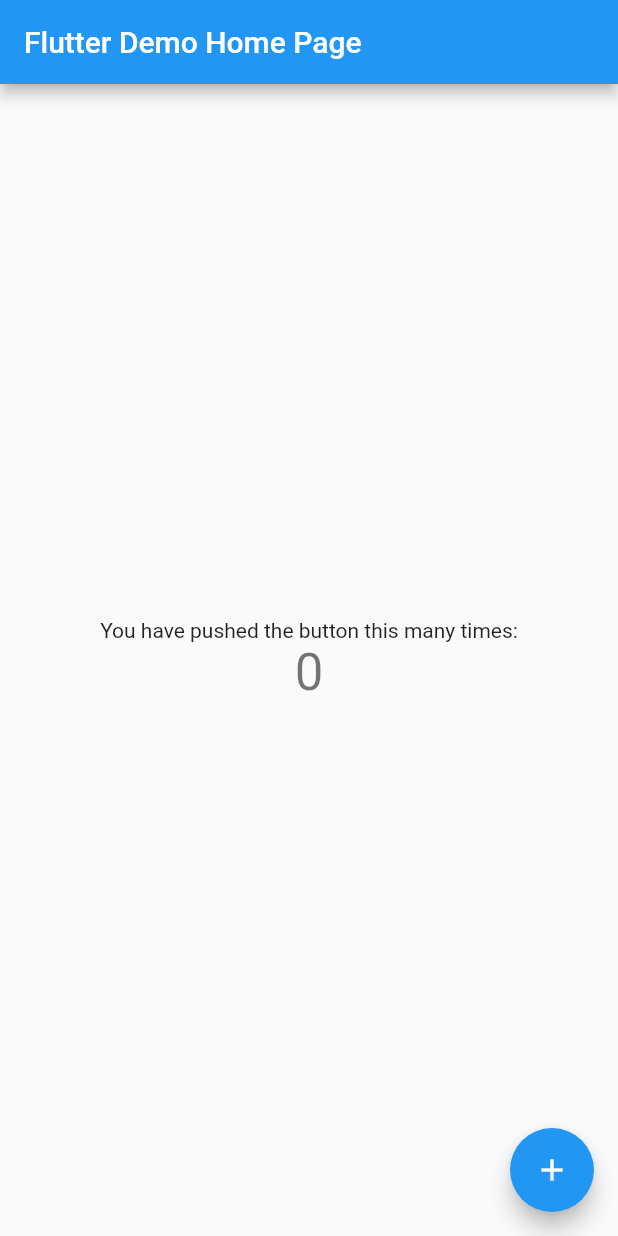
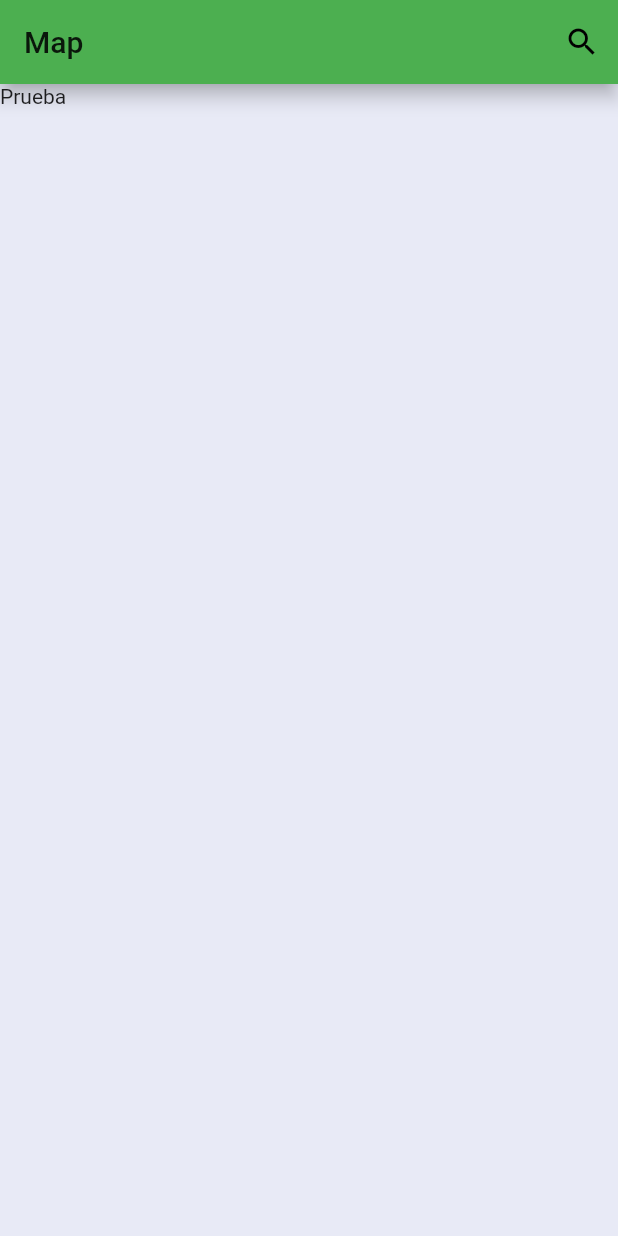
Before and after one commit to jvazquezmatias/map_project, a Flutter app: the screen it shows after launch, on a phone screen of 412 x 824 dp. Run offline on Flutter 3.47's test engine with Material 2 defaults, Android fonts, the phone set to English and light mode, and no system bars.

Commit message:
Cambios de clases

```diff
--- a/lib/main.dart
+++ b/lib/main.dart
@@ -1,111 +1,19 @@
 import 'package:flutter/material.dart';
+import 'ui/pages/home_page.dart';
 
 void main() => runApp(MyApp());
+
 
 class MyApp extends StatelessWidget {
   // This widget is the root of your application.
   @override
   Widget build(BuildContext context) {
     return MaterialApp(
-      title: 'Flutter Demo',
-      theme: ThemeData(
-        // This is the theme of your application.
-        //
-        // Try running your application with "flutter run". You'll see the
-        // application has a blue toolbar. Then, without quitting the app, try
-        // changing the primarySwatch below to Colors.green and then invoke
-        // "hot reload" (press "r" in the console where you ran "flutter run",
-        // or simply save your changes to "hot reload" in a Flutter IDE).
-        // Notice that the counter didn't reset back to zero; the application
-        // is not restarted.
-        primarySwatch: Colors.blue,
-      ),
-      home: MyHomePage(title: 'Flutter Demo Home Page'),
+      debugShowCheckedModeBanner: false,
+      title: 'Project: Map',
+      theme: new ThemeData(
+          primaryColor: Colors.indigo[50], accentColor: Colors.orangeAccent),
+      home: HomePage(),
     );
   }
 }
-
-class MyHomePage extends StatefulWidget {
-  MyHomePage({Key key, this.title}) : super(key: key);
-
-  // This widget is the home page of your application. It is stateful, meaning
-  // that it has a State object (defined below) that contains fields that affect
-  // how it looks.
-
-  // This class is the configuration for the state. It holds the values (in this
-  // case the title) provided by the parent (in this case the App widget) and
-  // used by the build method of the State. Fields in a Widget subclass are
-  // always marked "final".
-
-  final String title;
-
-  @override
-  _MyHomePageState createState() => _MyHomePageState();
-}
-
-class _MyHomePageState extends State<MyHomePage> {
-  int _counter = 0;
-
-  void _incrementCounter() {
-    setState(() {
-      // This call to setState tells the Flutter framework that something has
-      // changed in this State, which causes it to rerun the build method below
-      // so that the display can reflect the updated values. If we changed
-      // _counter without calling setState(), then the build method would not be
-      // called again, and so nothing would appear to happen.
-      _counter++;
-    });
-  }
-
-  @override
-  Widget build(BuildContext context) {
-    // This method is rerun every time setState is called, for instance as done
-    // by the _incrementCounter method above.
-    //
-    // The Flutter framework has been optimized to make rerunning build methods
-    // fast, so that you can just rebuild anything that needs updating rather
-    // than having to individually change instances of widgets.
-    return Scaffold(
-      appBar: AppBar(
-        // Here we take the value from the MyHomePage object that was created by
-        // the App.build method, and use it to set our appbar title.
-        title: Text(widget.title),
-      ),
-      body: Center(
-        // Center is a layout widget. It takes a single child and positions it
-        // in the middle of the parent.
-        child: Column(
-          // Column is also layout widget. It takes a list of children and
-          // arranges them vertically. By default, it sizes itself to fit its
-          // children horizontally, and tries to be as tall as its parent.
-          //
-          // Invoke "debug painting" (press "p" in the console, choose the
-          // "Toggle Debug Paint" action from the Flutter Inspector in Android
-          // Studio, or the "Toggle Debug Paint" command in Visual Studio Code)
-          // to see the wireframe for each widget.
-          //
-          // Column has various properties to control how it sizes itself and
-          // how it positions its children. Here we use mainAxisAlignment to
-          // center the children vertically; the main axis here is the vertical
-          // axis because Columns are vertical (the cross axis would be
-          // horizontal).
-          mainAxisAlignment: MainAxisAlignment.center,
-          children: <Widget>[
-            Text(
-              'You have pushed the button this many times:',
-            ),
-            Text(
-              '$_counter',
-              style: Theme.of(context).textTheme.display1,
-            ),
-          ],
-        ),
-      ),
-      floatingActionButton: FloatingActionButton(
-        onPressed: _incrementCounter,
-        tooltip: 'Increment',
-        child: Icon(Icons.add),
-      ), // This trailing comma makes auto-formatting nicer for build methods.
-    );
-  }
-}
--- /dev/null
+++ b/lib/ui/pages/home_page.dart
@@ -0,0 +1,27 @@
+import 'package:flutter/material.dart';
+
+
+class HomePage extends StatelessWidget {
+  @override
+  Widget build(BuildContext context) {
+
+    final _appBar = AppBar(
+      elevation: 5.0,
+      title: Text('Map'),
+      backgroundColor: Colors.green,
+      actions: <Widget>[
+        IconButton(
+          icon: Icon(Icons.search),
+          onPressed: () {},
+        ),
+      ],
+    );
+
+
+    return Scaffold(
+      backgroundColor: Theme.of(context).primaryColor,
+      appBar: _appBar,
+      body: Text('Prueba')
+      );
+  }
+}
```
